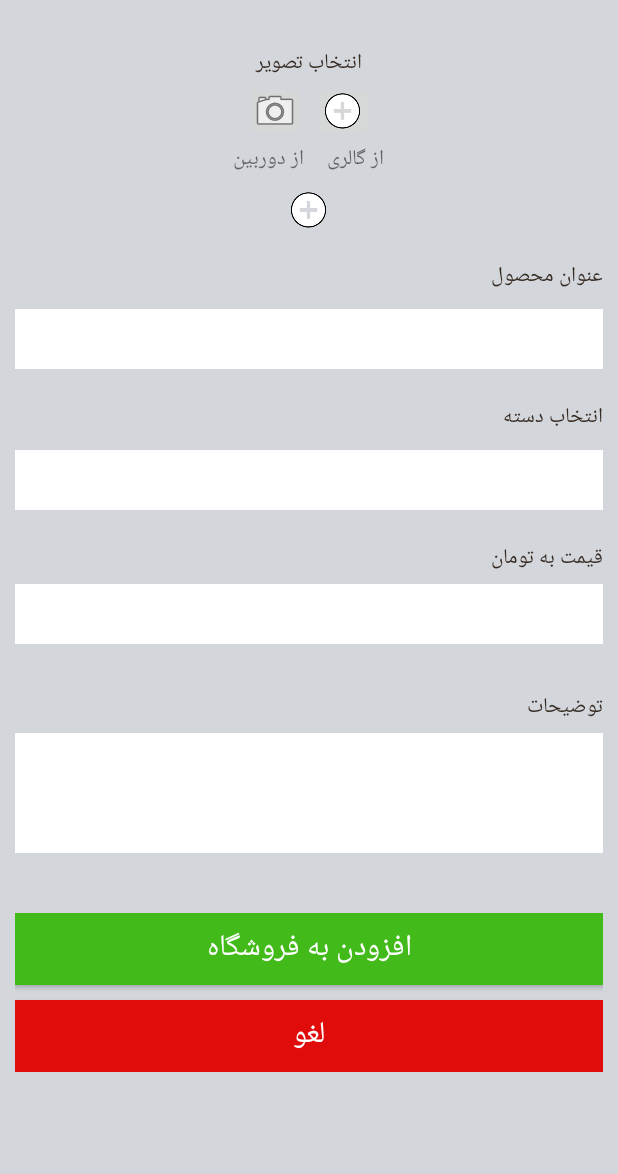
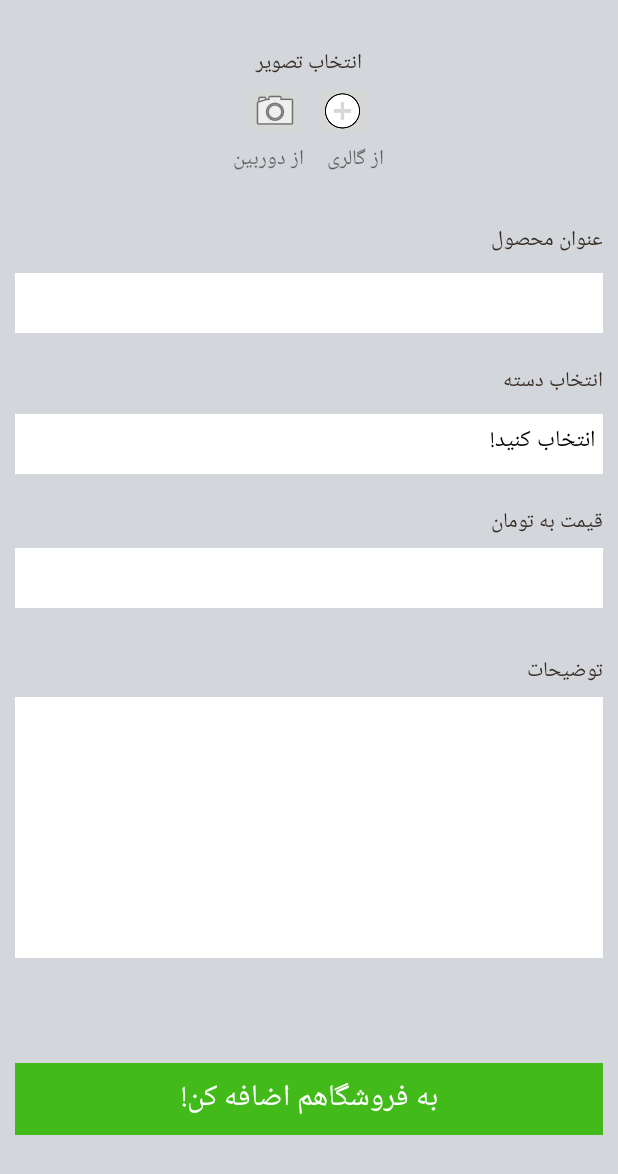
Before and after one commit to hoomanab/MEydoon, an Android app: the fragment AddProductFragment shown on its own in the app's theme, on a phone screen of 412 x 824 dp. Shown: the top 1174 px of the screen. Run offline under Robolectric (Android 15) with nearby library versions, the phone set to English and light mode, and no system bars; 3 statements that could not run were skipped.

Commit message:
Add product backend done but still need to implement the Submit button!

```diff
--- a/app/src/main/java/com/example/meydoon/BottomNavigation/AddProductFragment.java
+++ b/app/src/main/java/com/example/meydoon/BottomNavigation/AddProductFragment.java
@@ -15,20 +15,29 @@ import android.os.Parcelable;
 import android.provider.MediaStore;
 import android.support.annotation.Nullable;
 import android.support.v4.app.Fragment;
+import android.support.v4.app.FragmentManager;
+import android.support.v4.app.FragmentTransaction;
 import android.support.v7.app.ActionBar;
 import android.util.Log;
 import android.view.LayoutInflater;
 import android.view.View;
 import android.view.ViewGroup;
+import android.widget.Adapter;
+import android.widget.AdapterView;
+import android.widget.ArrayAdapter;
+import android.widget.Button;
 import android.widget.EditText;
 import android.widget.ImageButton;
 import android.widget.ImageView;
 import android.widget.Spinner;
 import android.widget.Switch;
+import android.widget.TextView;
 import android.widget.Toast;
 
 import com.example.meydoon.MainActivity;
 import com.example.meydoon.R;
+import com.example.meydoon.adapter.CustomSpinnerAdapter;
+import com.example.meydoon.data.ProductCategoryItem;
 
 import java.io.ByteArrayInputStream;
 import java.io.ByteArrayOutputStream;
@@ -43,14 +52,25 @@ import java.util.List;
 import java.util.Locale;
 
 /**
- * Created by hooma on 2/8/2017.
+ *  This is the page where a shop user can add a product!
  */
 public class AddProductFragment extends Fragment {
     private ImageButton addProductImageCapture, addProductImageImport;
     private EditText productName, productPrice, productDescription;
     private Spinner spinnerProductCategory;
     private ImageView imgPreview;
+    private Button submitProduct;
 
+    private String productCategoryName;
+    private int productCategoryId;
+
+    //List<ProductCategoryItem> productCategoryItems;
+    //ProductCategoryItem cloths, food, sports, jewelry, cosmetic;
+
+
+    /** Service Values must be assinged to the string! */
+    private static final String[] productCategories = {"پوشاک", "خوراک", "ورزشی", "زیور آلات", "آرایشی بهداشتی"};
+    private String defaultTextForSpinner = "انتخاب کنید!";
     // directory name to store captured images and videos
     private static final String IMAGE_DIRECTORY_NAME = "Meydoon";
 
@@ -91,6 +111,8 @@ public class AddProductFragment extends Fragment {
         productPrice = (EditText)view.findViewById(R.id.product_price);
         productDescription = (EditText)view.findViewById(R.id.product_description);
         imgPreview = (ImageView)view.findViewById(R.id.img_preview);
+        submitProduct = (Button)view.findViewById(R.id.btn_add_product);
+
 
         /** Getting Image **/
         addProductImageCapture.setOnClickListener(new View.OnClickListener() {
@@ -111,6 +133,96 @@ public class AddProductFragment extends Fragment {
                 importImage();
             }
         });
+
+        /** Setting Adapter for product category Spinner */
+        /*    ===> This will be for future <===
+
+        cloths = new ProductCategoryItem();
+        cloths.setProductCategoryId(1);
+        cloths.setProductCategoryName("پوشاک");
+
+        food = new ProductCategoryItem();
+        food.setProductCategoryId(2);
+        food.setProductCategoryName("خوراکی");
+
+        sports = new ProductCategoryItem();
+        sports.setProductCategoryId(3);
+        sports.setProductCategoryName("ورزشی");
+
+        jewelry = new ProductCategoryItem();
+        jewelry.setProductCategoryId(4);
+        jewelry.setProductCategoryName("زیور آلات");
+
+        cosmetic = new ProductCategoryItem();
+        cosmetic.setProductCategoryId(1);
+        cosmetic.setProductCategoryName("آرایشی بهداشتی");
+
+        productCategoryItems = new ArrayList<ProductCategoryItem>();
+        productCategoryItems.add(1, cloths);
+        productCategoryItems.add(2, food);
+        productCategoryItems.add(3, sports);
+        productCategoryItems.add(4,jewelry);
+        productCategoryItems.add(5, cosmetic);*/
+
+        //ArrayAdapter<String> adapter =  new ArrayAdapter<String>(getActivity(), android.R.layout.simple_spinner_dropdown_item, productCategories);
+        //adapter.setDropDownViewResource(android.R.layout.simple_spinner_dropdown_item);
+
+
+        spinnerProductCategory.setAdapter(new CustomSpinnerAdapter(getActivity(), R.layout.spinner_row, productCategories, defaultTextForSpinner));
+
+        spinnerProductCategory.setOnItemSelectedListener(new AdapterView.OnItemSelectedListener() {
+            @Override
+            public void onItemSelected(AdapterView<?> parent, View view, int position, long id) {
+                switch (position) {
+                    case 0:
+                        productCategoryName = "cloths";
+                        productCategoryId = 1;
+                        break;
+
+                    case 1:
+                        productCategoryName = "food";
+                        productCategoryId = 2;
+                        break;
+
+                    case 2:
+                        productCategoryName = "sports";
+                        productCategoryId = 3;
+                        break;
+
+                    case 3:
+                        productCategoryName = "jewelry";
+                        productCategoryId = 4;
+                        break;
+
+                    case 4:
+                        productCategoryName = "cosmetic";
+                        productCategoryId = 5;
+                        break;
+                }
+            }
+
+            @Override
+            public void onNothingSelected(AdapterView<?> adapterView) {
+
+            }
+        });
+
+
+        /** Add Product Button */
+        submitProduct.setOnClickListener(new View.OnClickListener() {
+            @Override
+            public void onClick(View view) {
+                // Upload product
+            }
+        });
+
+
+
+
+
+
+
+
 
     }
 
--- /dev/null
+++ b/app/src/main/java/com/example/meydoon/adapter/CustomSpinnerAdapter.java
@@ -0,0 +1,58 @@
+package com.example.meydoon.adapter;
+
+import android.content.Context;
+import android.view.LayoutInflater;
+import android.view.View;
+import android.view.ViewGroup;
+import android.widget.ArrayAdapter;
+import android.widget.TextView;
+
+import com.example.meydoon.R;
+
+/**
+ * Created by hooma on 2/18/2017.
+ */
+public class CustomSpinnerAdapter extends ArrayAdapter<String> {
+    Context context;
+    String[] objects;
+    String firstElement;
+    boolean isFirstTime;
+
+    public CustomSpinnerAdapter(Context context, int textViewResourceId, String[] objects, String defaultText) {
+        super(context, textViewResourceId, objects);
+        this.context = context;
+        this.objects = objects;
+        this.isFirstTime = true;
+        setDefaultText(defaultText);
+    }
+
+    @Override
+    public View getDropDownView(int position, View convertView, ViewGroup parent) {
+        if(isFirstTime) {
+            objects[0] = firstElement;
+            isFirstTime = false;
+        }
+        return getCustomView(position, convertView, parent);
+    }
+
+    @Override
+    public View getView(int position, View convertView, ViewGroup parent) {
+        notifyDataSetChanged();
+        return getCustomView(position, convertView, parent);
+    }
+
+    public void setDefaultText(String defaultText) {
+        this.firstElement = objects[0];
+        objects[0] = defaultText;
+    }
+
+    public View getCustomView(int position, View convertView, ViewGroup parent) {
+
+        LayoutInflater inflater = (LayoutInflater) context.getSystemService(Context.LAYOUT_INFLATER_SERVICE);
+        View row = inflater.inflate(R.layout.spinner_row, parent, false);
+        TextView label = (TextView) row.findViewById(R.id.spinner_text);
+        label.setText(objects[position]);
+
+        return row;
+    }
+}
--- a/app/src/main/res/layout/add_product.xml
+++ b/app/src/main/res/layout/add_product.xml
@@ -96,8 +96,7 @@
                 android:id="@+id/img_preview"
                 android:layout_width="wrap_content"
                 android:layout_height="wrap_content"
-                android:layout_gravity="center_horizontal"
-                android:src="@drawable/ic_add_item"/>
+                android:layout_gravity="center_horizontal" />
 
 
             <!--  Product Name Label -->
@@ -116,8 +115,9 @@
                 android:background="@color/white"
                 android:gravity="right"
                 android:textColorHint="@color/hint"
-                android:inputType="phone"
-                android:textColor="@color/black" />
+                android:inputType="text"
+                android:textColor="@color/black"
+                android:paddingRight="5dip"/>
 
 
             <!--  Product Category -->
@@ -127,6 +127,7 @@
                 android:text="@string/product_category"
                 android:layout_marginTop="20dip"/>
 
+
             <Spinner
                 android:id="@+id/spinner_product_category"
                 android:background="@color/white"
@@ -134,7 +135,7 @@
                 android:layout_height="40dip"
                 android:prompt="@string/product_category"
                 android:layout_marginTop="10dip"
-                style="@style/EditText"/>
+                android:spinnerMode="dropdown" />
 
 
             <!--  Product Price Label -->
@@ -150,11 +151,12 @@
                 android:layout_height="40dip"
                 android:layout_marginTop="5dip"
                 android:singleLine="true"
-                android:inputType="textPassword"
+                android:inputType="number"
                 android:password="true"
                 android:background="@color/white"
                 android:gravity="right"
-                android:textColor="@color/black"/>
+                android:textColor="@color/black"
+                android:paddingRight="5dip"/>
 
 
 
@@ -170,14 +172,17 @@
             <EditText
                 android:id="@+id/product_description"
                 android:layout_width="fill_parent"
-                android:layout_height="80dip"
+                android:layout_height="wrap_content"
                 android:layout_marginTop="5dip"
                 android:isScrollContainer="true"
                 android:scrollbars="vertical"
-                android:inputType="textLongMessage"
+                android:inputType="textMultiLine"
+                android:lines="8"
                 android:background="@color/white"
                 android:gravity="right"
-                android:textColor="@color/black"/>
+                android:textColor="@color/black"
+                android:paddingRight="5dip"
+                android:paddingLeft="5dip"/>
 
 
 
@@ -192,7 +197,7 @@
             android:orientation="vertical"
             android:padding="10dip"
             android:layout_alignParentBottom="true"
-            android:layout_marginTop="20dip">
+            android:layout_marginTop="50dip">
 
 
             <!-- Add product Button -->
@@ -202,13 +207,6 @@
                 android:text="@string/add_to_shop"
                 android:background="@color/greenSignIn"/>
 
-            <!-- Add product Button -->
-            <Button
-                style="@style/Btn"
-                android:id="@+id/btn_abort_add_product"
-                android:text="@string/abort"
-                android:background="@color/meydoonRed"
-                android:layout_marginTop="10dip"/>
 
         </LinearLayout>
         <!-- Footer Ends -->
--- a/app/src/main/res/layout/shop_search_result_item.xml
+++ b/app/src/main/res/layout/shop_search_result_item.xml
@@ -144,7 +144,7 @@
                 android:scaleType="fitCenter"
                 android:layout_gravity="right"
                 android:gravity="right"
-                android:src="@drawable/ic_profile">
+                android:src="@drawable/default_shop">
             </com.android.volley.toolbox.NetworkImageView>
 
 
--- /dev/null
+++ b/app/src/main/res/layout/spinner_row.xml
@@ -0,0 +1,17 @@
+<?xml version="1.0" encoding="utf-8"?>
+<RelativeLayout xmlns:android="http://schemas.android.com/apk/res/android"
+    android:layout_width="match_parent"
+    android:layout_height="30dp"
+    android:background="#fff" >
+
+    <TextView
+        android:id="@+id/spinner_text"
+        android:layout_width="fill_parent"
+        android:layout_height="wrap_content"
+        android:gravity="right|center_horizontal"
+        android:textColor="#000"
+        android:textSize="15sp"
+        android:paddingRight="5dip"/>
+
+
+</RelativeLayout>
--- a/app/src/main/res/values/strings.xml
+++ b/app/src/main/res/values/strings.xml
@@ -38,7 +38,7 @@
 
     <string name="product_category">انتخاب دسته</string>
     <string name="pic_select">انتخاب تصویر</string>
-    <string name="add_to_shop">افزودن به فروشگاه</string>
+    <string name="add_to_shop">به فروشگاهم اضافه کن!</string>
     <string name="from_gallery">از گالری</string>
     <string name="from_camera">از دوربین</string>
 
@@ -48,7 +48,7 @@
         <item>لوازم الکترونیک</item>
         <item>آرایشی بهداشتی</item>
         <item>زیور آلات</item>
-
+        <item>ورزشی</item>
     </string-array>
 
 </resources>
```
